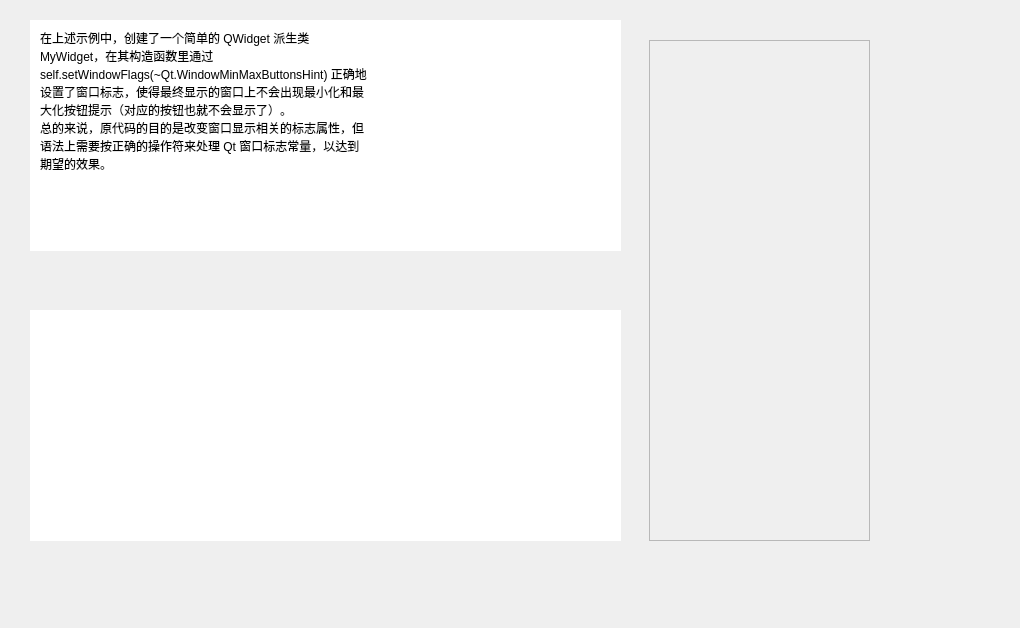
This is ui/testpaper.ui in shy-zhong/Final-assignments as Qt 5 draws it before an edit. The edited form follows.
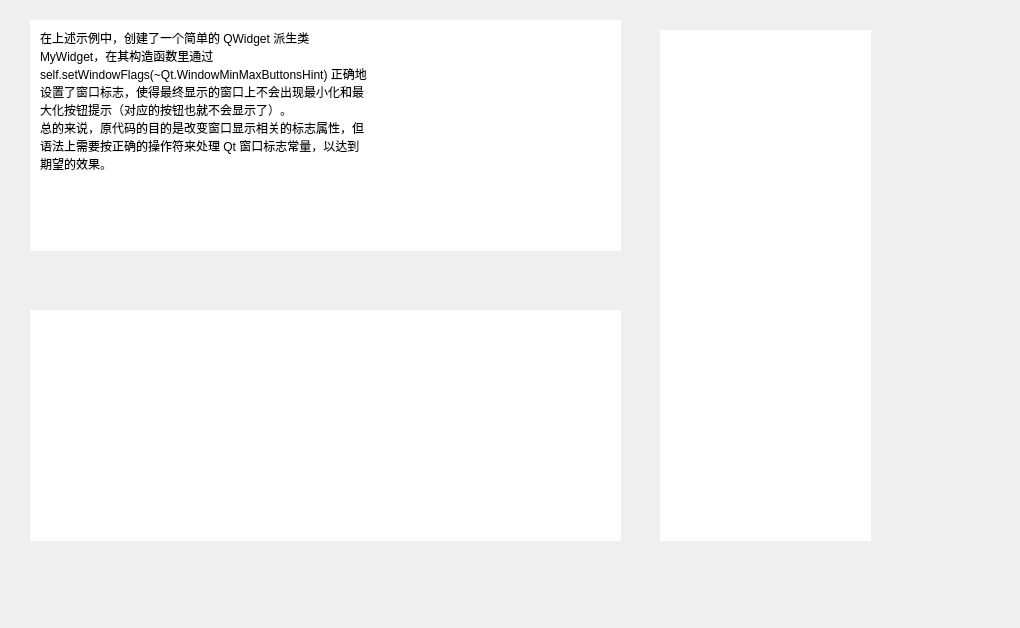
This is the edited form.

Commit message: new file:   .vscode/extensions.json 	new file:   .vscode/settings.json 	modified:   Final-assignments.pyproject 	modified:   Final-assignments.pyproject.user 	deleted:    activate.bat 	modified:   main/login.py 	modified:   main/mainwindow.py 	modified:   main/testpaper.py 	modified:   main/tools.py 	deleted:    ui/login.py 	modified:   ui/login.ui 	deleted:    ui/mainwindow.py 	deleted:    ui/testpaper.py 	modified:   ui/testpaper.ui 	deleted:    ui/testpaper_ui.py 	deleted:    ui/ui_dialog.py 	modified:   ui/ui_login.py 	modified:   ui/ui_testpaper.py

```diff
--- a/ui/testpaper.ui
+++ b/ui/testpaper.ui
@@ -69,23 +69,17 @@
     </property>
    </widget>
   </widget>
-  <widget class="QFrame" name="card">
+  <widget class="QWidget" name="card" native="true">
    <property name="geometry">
     <rect>
-     <x>649</x>
-     <y>40</y>
-     <width>221</width>
-     <height>501</height>
+     <x>660</x>
+     <y>30</y>
+     <width>211</width>
+     <height>511</height>
     </rect>
    </property>
    <property name="styleSheet">
-    <string notr="true"/>
-   </property>
-   <property name="frameShape">
-    <enum>QFrame::StyledPanel</enum>
-   </property>
-   <property name="frameShadow">
-    <enum>QFrame::Raised</enum>
+    <string notr="true">background-color:white;</string>
    </property>
   </widget>
  </widget>
```
Left out of the diff: 4 changed lines with no effect on the pictures. The commit also changes 17 other files.
